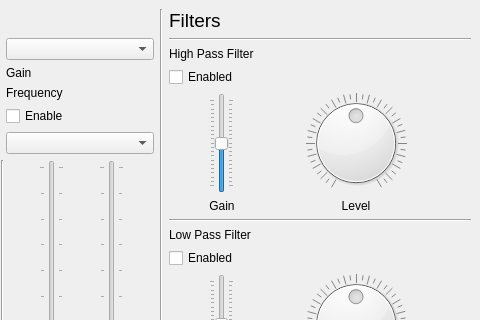
The window that main.ui (mtirado1/digital-synth) describes before a commit, drawn with Qt 5; both pictures show x 474 to 954 and y 0 to 320 of the 954 by 722 pixel window.
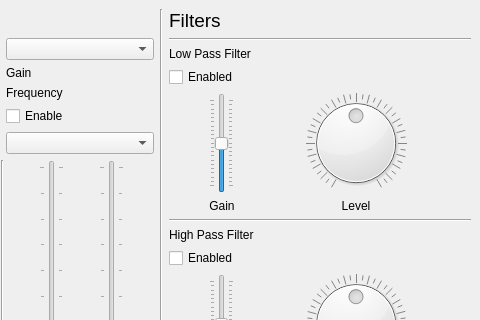
The same window after the commit.

Commit message: Filtro pasa altas (interfaz)

The edit to the form file:
```diff
--- a/main.ui
+++ b/main.ui
@@ -395,7 +395,7 @@
       <item>
        <widget class="QLabel" name="label_4">
         <property name="text">
-         <string>High Pass Filter</string>
+         <string>Low Pass Filter</string>
         </property>
        </widget>
       </item>
@@ -487,7 +487,7 @@
       <item>
        <widget class="QLabel" name="label_5">
         <property name="text">
-         <string>Low Pass Filter</string>
+         <string>High Pass Filter</string>
         </property>
        </widget>
       </item>
```
Left out of the diff: 6 changed lines with no effect on the pictures.
